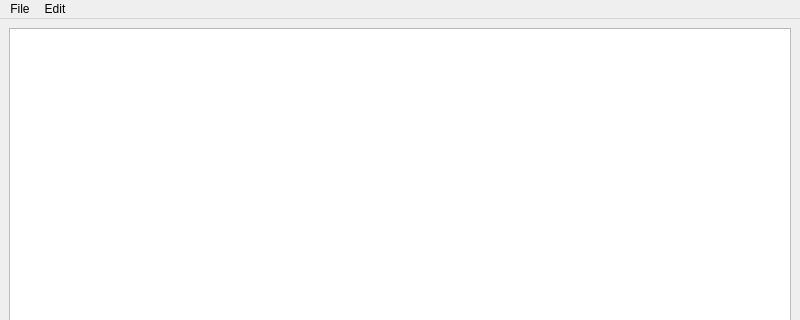
The window that tools/notepad/notepad.ui (johnrscott/radios) describes before a commit, drawn with Qt 5; both pictures show x 0 to 800 and y 0 to 320 of the 800 by 600 pixel window.
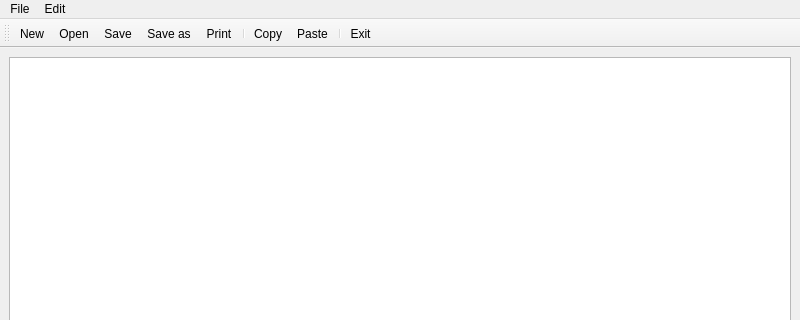
The same window after the commit. Icons and pictures are not drawn.

Commit message: Tested out built-in icons

Diff of the .ui file:
```diff
--- a/tools/notepad/notepad.ui
+++ b/tools/notepad/notepad.ui
@@ -56,6 +56,27 @@
    <addaction name="menuEdit"/>
   </widget>
   <widget class="QStatusBar" name="statusbar"/>
+  <widget class="QToolBar" name="toolBar">
+   <property name="windowTitle">
+    <string>toolBar</string>
+   </property>
+   <attribute name="toolBarArea">
+    <enum>TopToolBarArea</enum>
+   </attribute>
+   <attribute name="toolBarBreak">
+    <bool>false</bool>
+   </attribute>
+   <addaction name="actionNew"/>
+   <addaction name="actionOpen"/>
+   <addaction name="actionSave"/>
+   <addaction name="actionSave_as"/>
+   <addaction name="actionPrint"/>
+   <addaction name="separator"/>
+   <addaction name="actionCopy"/>
+   <addaction name="actionPaste"/>
+   <addaction name="separator"/>
+   <addaction name="actionExit"/>
+  </widget>
   <action name="actionNew">
    <property name="text">
     <string>New</string>
```
Left out of the diff: 25 changed lines with no effect on the pictures. The commit also changes 2 other files.
